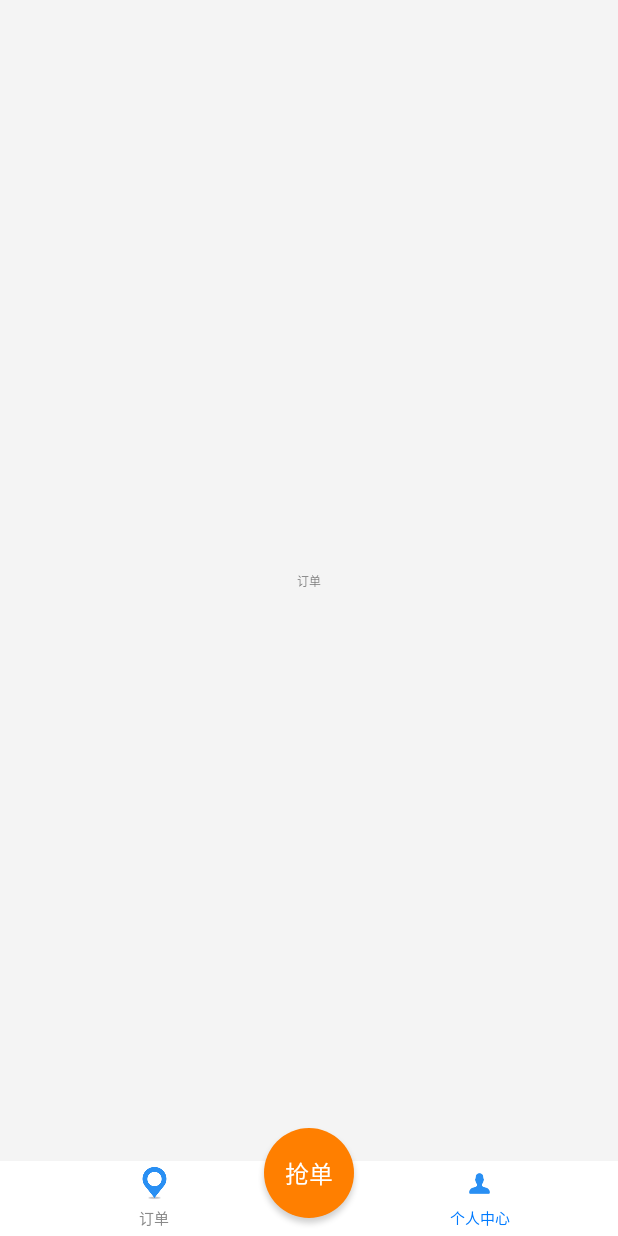
After one commit to lisabiya/demo, an Android app: the fragment EmptyFragment placed in its activity, on a phone screen of 412 x 824 dp. The commit adds this screen. Run offline under Robolectric (Android 15) with nearby library versions, the phone set to English and light mode, and no system bars; libraries missing offline, so code that uses them is left out: com.blankj.utilcode; 6 statements that could not run were skipped.

```diff
--- /dev/null
+++ b/app/src/main/java/com/example/administrator/myapplication/fragment/EmptyFragment.kt
@@ -0,0 +1,24 @@
+package com.example.administrator.myapplication.fragment
+
+import android.os.Bundle
+import android.view.LayoutInflater
+import android.view.View
+import android.view.ViewGroup
+import com.example.administrator.myapplication.R
+import com.example.administrator.myapplication.base.BaseFragment
+
+class EmptyFragment : BaseFragment() {
+    override fun initData() {
+    }
+
+    override fun initView() {
+    }
+
+
+    override fun onCreateView(inflater: LayoutInflater, container: ViewGroup?, savedInstanceState: Bundle?): View? {
+        rootView = inflater.inflate(R.layout.fragment_empty, container, false)
+        return rootView
+    }
+
+
+}
--- /dev/null
+++ b/app/src/main/res/layout/fragment_empty.xml
@@ -0,0 +1,21 @@
+<?xml version="1.0" encoding="utf-8"?>
+<androidx.constraintlayout.widget.ConstraintLayout xmlns:android="http://schemas.android.com/apk/res/android"
+    xmlns:app="http://schemas.android.com/apk/res-auto"
+    android:layout_width="match_parent"
+    android:layout_height="match_parent"
+    android:background="@color/bg_grey">
+
+    <TextView
+        android:layout_width="wrap_content"
+        android:layout_height="wrap_content"
+        android:layout_marginStart="8dp"
+        android:layout_marginTop="8dp"
+        android:layout_marginEnd="8dp"
+        android:layout_marginBottom="8dp"
+        android:text="@string/order"
+        android:textSize="@dimen/dp_40"
+        app:layout_constraintBottom_toBottomOf="parent"
+        app:layout_constraintEnd_toEndOf="parent"
+        app:layout_constraintStart_toStartOf="parent"
+        app:layout_constraintTop_toTopOf="parent" />
+</androidx.constraintlayout.widget.ConstraintLayout>
```
Also changed, not shown: app/src/main/java/com/example/administrator/myapplication/activity/MainActivity.kt (+35 -2 lines).
